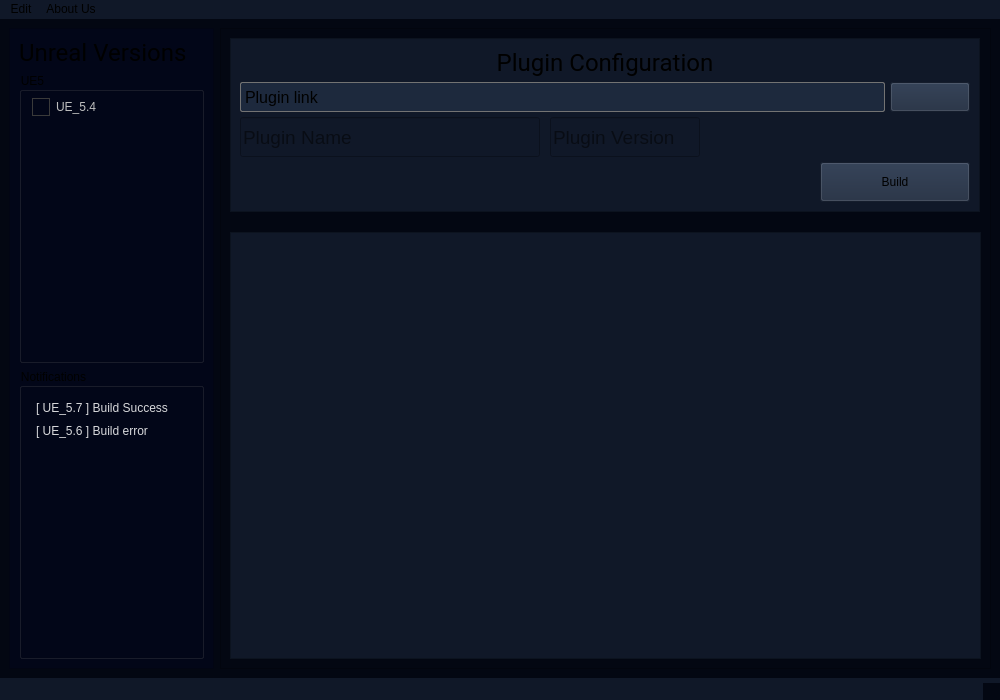
Old version of the form PluginBuilder/mainwindow.ui in the repository Mecanes-Org/PluginBuilder-source.
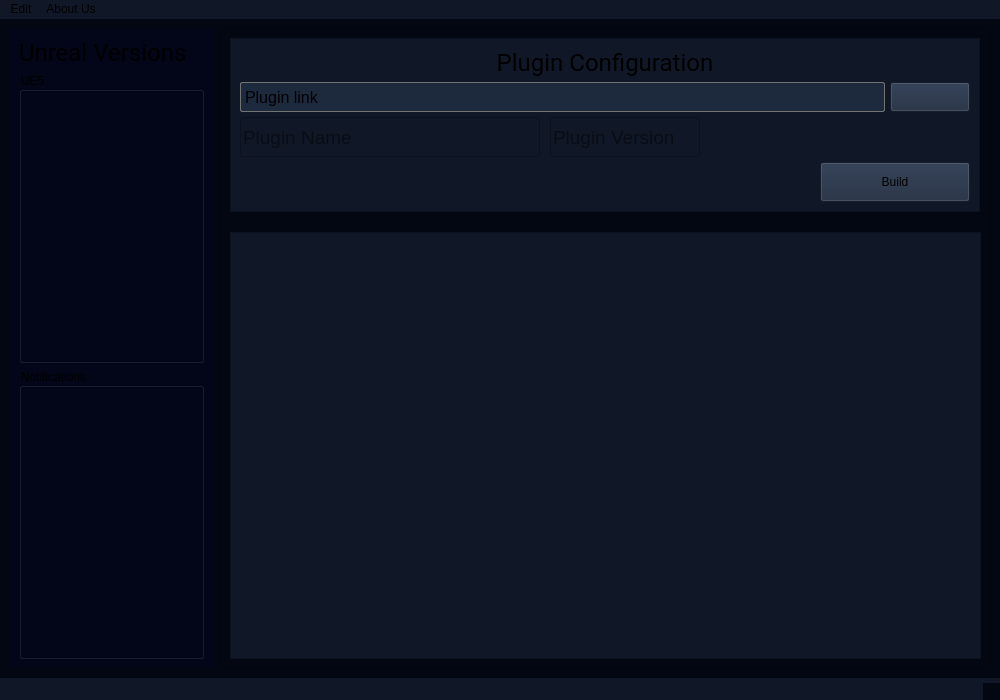
New version of the form. Icons and pictures are not drawn.

Commit message: v0.6.5 - Restructuring of certain parts of the code - Addition of notifications in the interface - Addition of build notification support

Patch:
```diff
--- a/PluginBuilder/mainwindow.ui
+++ b/PluginBuilder/mainwindow.ui
@@ -697,7 +697,7 @@
                    <x>0</x>
                    <y>0</y>
                    <width>177</width>
-                   <height>30</height>
+                   <height>16</height>
                   </rect>
                  </property>
                  <property name="sizePolicy">
@@ -725,37 +725,6 @@
                   <property name="bottomMargin">
                    <number>5</number>
                   </property>
-                  <item>
-                   <widget class="QCheckBox" name="checkBox_UE_5_4">
-                    <property name="enabled">
-                     <bool>false</bool>
-                    </property>
-                    <property name="sizePolicy">
-                     <sizepolicy hsizetype="Fixed" vsizetype="Fixed">
-                      <horstretch>0</horstretch>
-                      <verstretch>0</verstretch>
-                     </sizepolicy>
-                    </property>
-                    <property name="minimumSize">
-                     <size>
-                      <width>80</width>
-                      <height>20</height>
-                     </size>
-                    </property>
-                    <property name="maximumSize">
-                     <size>
-                      <width>80</width>
-                      <height>20</height>
-                     </size>
-                    </property>
-                    <property name="cursor">
-                     <cursorShape>PointingHandCursor</cursorShape>
-                    </property>
-                    <property name="text">
-                     <string>UE_5.4</string>
-                    </property>
-                   </widget>
-                  </item>
                  </layout>
                 </widget>
                </widget>
@@ -816,7 +785,7 @@
                    <x>0</x>
                    <y>0</y>
                    <width>159</width>
-                   <height>52</height>
+                   <height>16</height>
                   </rect>
                  </property>
                  <property name="sizePolicy">
@@ -856,41 +825,6 @@
                   <property name="bottomMargin">
                    <number>5</number>
                   </property>
-                  <item>
-                   <widget class="QLabel" name="label_2">
-                    <property name="sizePolicy">
-                     <sizepolicy hsizetype="Maximum" vsizetype="Maximum">
-                      <horstretch>0</horstretch>
-                      <verstretch>0</verstretch>
-                     </sizepolicy>
-                    </property>
-                    <property name="text">
-                     <string>[ UE_5.7 ] Build Success</string>
-                    </property>
-                    <property name="alignment">
-                     <set>Qt::AlignmentFlag::AlignLeading|Qt::AlignmentFlag::AlignLeft|Qt::AlignmentFlag::AlignTop</set>
-                    </property>
-                    <property name="wordWrap">
-                     <bool>true</bool>
-                    </property>
-                   </widget>
-                  </item>
-                  <item>
-                   <widget class="QLabel" name="label_3">
-                    <property name="sizePolicy">
-                     <sizepolicy hsizetype="Maximum" vsizetype="Maximum">
-                      <horstretch>0</horstretch>
-                      <verstretch>0</verstretch>
-                     </sizepolicy>
-                    </property>
-                    <property name="text">
-                     <string>[ UE_5.6 ] Build error</string>
-                    </property>
-                    <property name="wordWrap">
-                     <bool>true</bool>
-                    </property>
-                   </widget>
-                  </item>
                  </layout>
                 </widget>
                </widget>
```
The commit also changes 8 other files.
